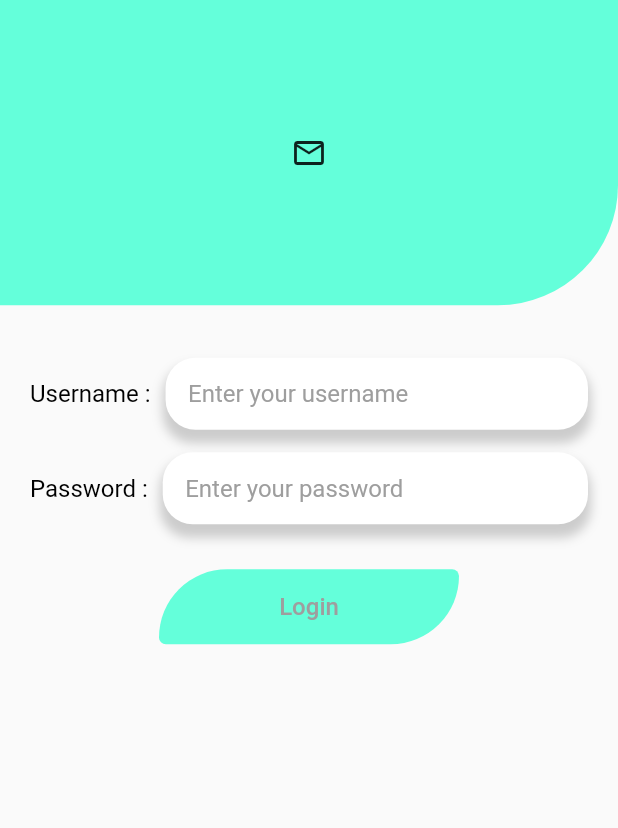
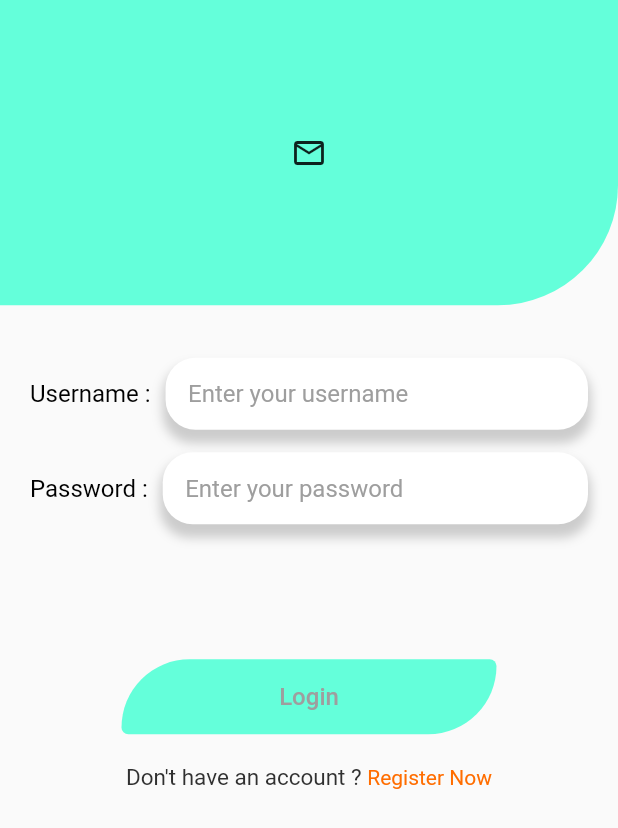
Before and after one commit to RamiroCyber/app_estudo, a Flutter app: the screen it shows after launch, after a tap on "Login", on a phone screen of 412 x 824 dp. Shown: the top 828 px of the screen. Run offline on Flutter 3.47's test engine with Material 2 defaults, Android fonts, the phone set to English and light mode, and no system bars.

Commit message:
melhorias e inciando tela de registro

```diff
--- a/lib/Components/BtnLogin.dart
+++ b/lib/Components/BtnLogin.dart
@@ -18,7 +18,7 @@ class BtnLogin extends StatelessWidget {
       onTap: function,
       child: Container(
         height: 50,
-        width: 200,
+        width: 250,
         decoration: const BoxDecoration(
             color: Colors.tealAccent,
             borderRadius: BorderRadius.only(
--- a/lib/Login/Login.dart
+++ b/lib/Login/Login.dart
@@ -1,5 +1,6 @@
 import 'package:app_estudo/Components/BtnLogin.dart';
 import 'package:app_estudo/Components/InputLogin.dart';
+import 'package:flutter/gestures.dart';
 import 'package:flutter/material.dart';
 
 class Login extends StatefulWidget {
@@ -46,9 +47,26 @@ class _LoginState extends State<Login> {
                     title: "Password :",
                     hintText: "Enter your password",
                   ),
+                  const SizedBox(height: 80),
+                  BtnLogin(title: "Login", function: () {}),
                   const SizedBox(height: 20),
-                  BtnLogin(title: "Login",function: (){
-                  },)
+                  RichText(
+                    text: TextSpan(children: [
+                      TextSpan(
+                          text: "Don't have an account ? ",
+                          style:
+                              TextStyle(fontSize: 15, color: Colors.grey[850])),
+                      TextSpan(
+                          recognizer: TapGestureRecognizer()
+                            ..onTap = () {
+                              Navigator.of(context)
+                                  .pushReplacementNamed("/register");
+                            },
+                          text: "Register Now",
+                          style: TextStyle(
+                              fontSize: 14, color: Colors.orangeAccent[700])),
+                    ]),
+                  ),
                 ],
               )),
         ],
--- a/lib/main.dart
+++ b/lib/main.dart
@@ -16,15 +16,14 @@ class MyApp extends StatelessWidget {
     return MaterialApp(
       debugShowCheckedModeBanner: false,
       routes: {
-        "/":(context) => const SplashScreen(),
-        "/login":(context) => const Login(),
-        // "register":(context) => Register(),
+        "/": (context) => const SplashScreen(),
+        "/login": (context) => const Login(),
+        "/register": (context) => Register(),
       },
       title: 'Flutter',
       theme: ThemeData(
         primarySwatch: Colors.blue,
       ),
-
     );
   }
 }
--- a/lib/splash/SplashScreen.dart
+++ b/lib/splash/SplashScreen.dart
@@ -23,7 +23,7 @@ class _SplashScreenState extends State<SplashScreen> {
   @override
   Widget build(BuildContext context) {
     return Container(
-      color: Colors.tealAccent,
+      color: Colors.tealAccent ,
       child: Container(child: const Icon(Icons.monetization_on_outlined)),
     );
   }
```
